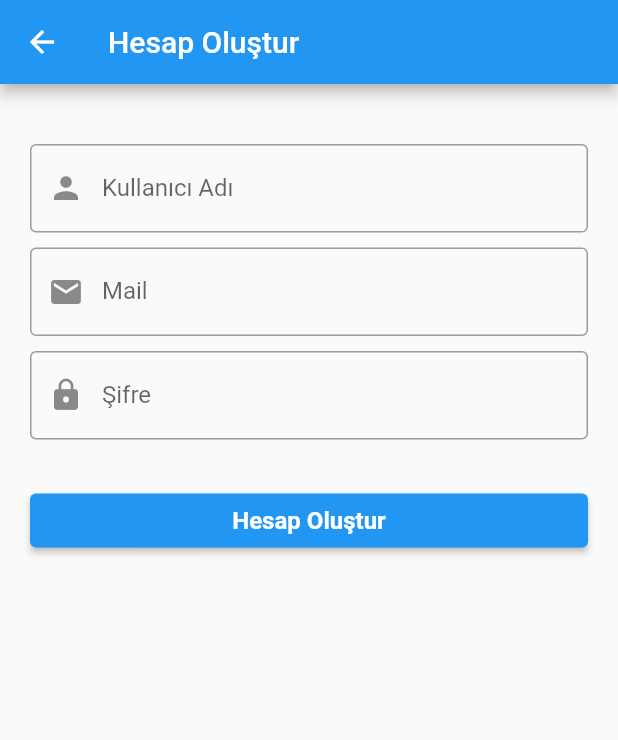
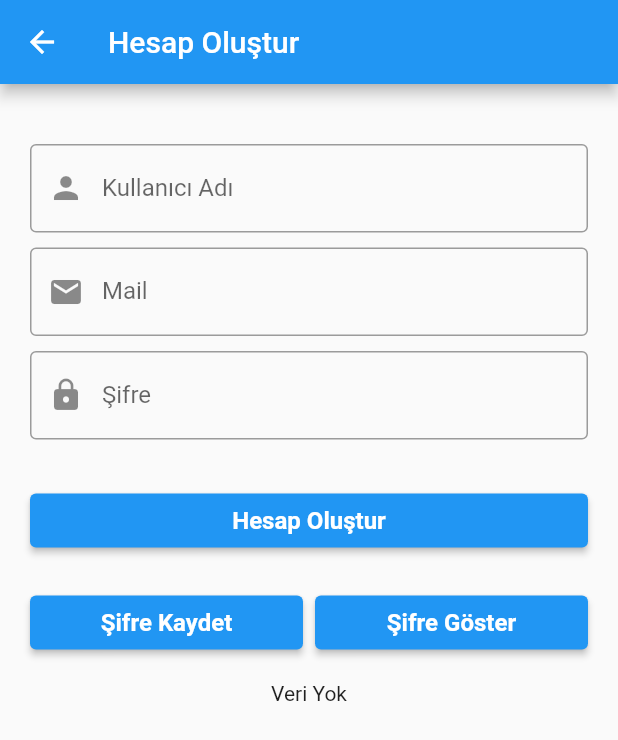
Before and after one commit to ahmetoruc1/3311456_193311041, a Flutter app: the screen it shows after launch, after a tap on "Hesap Oluştur", on a phone screen of 412 x 824 dp. Shown: the top 740 px of the screen. Run offline on Flutter 3.47's test engine with Material 2 defaults, Android fonts, the phone set to English and light mode, and no system bars; our stand-ins replace cloud_firestore, firebase_auth, firebase_core, firebase_storage, google_sign_in, image_picker and 3 more; accounts and stored records are empty.

```diff
--- /dev/null
+++ b/lib/models/Tarif.dart
@@ -0,0 +1,42 @@
+/*class Dog {
+  final int id;
+  final String name;
+  final int age;
+
+  Dog({required this.id, required this.name, required this.age});
+
+  Map<String, dynamic> toMap() {
+    return {
+      'id': id,
+      'name': name,
+      'age': age,
+    };
+  }
+
+  // Implement toString to make it easier to see information about
+  // each dog when using the print statement.
+  @override
+  String toString() {
+    return 'Dog{id: $id, name: $name, age: $age}';
+  }
+}*/
+class Tarif {
+  //final int id;
+  final String tarifname;
+  final String yayinlayanName;
+
+  Tarif( {required this.tarifname,required this.yayinlayanName});
+
+  //Dog({required this.id, required this.name, required this.age});
+
+  Map<String, dynamic> toMap() {
+    return {
+      'tarifname': tarifname,
+      'yayinlayanName': yayinlayanName,
+    };
+  }
+  @override
+  String toString() {
+    return 'Tarif{tarifname: $tarifname, yayinlayanName: $yayinlayanName}';
+  }
+}
--- a/lib/models/kullanici.dart
+++ b/lib/models/kullanici.dart
@@ -1,45 +1,6 @@
 
 import 'package:cloud_firestore/cloud_firestore.dart';
 import 'package:firebase_auth/firebase_auth.dart';
-
-/*class Kullanici {
-  final String id;
-  String? kullaniciAdi;
-  String? fotoUrl;
-  String? email;
-  String? hakkinda;
-
-
-  Kullanici({required this.id,
-    this.kullaniciAdi,
-    this.fotoUrl,
-    this.email,
-    this.hakkinda});
-
-  factory Kullanici.firebasedenUret(User kullanici) {
-    return Kullanici(
-      id: kullanici.uid,
-      kullaniciAdi: kullanici.displayName,
-      fotoUrl: kullanici.photoURL,
-      email: kullanici.email,
-    );
-  }
-
-
-  factory Kullanici.dokumandanUret(DocumentSnapshot doc) {
-
-  return Kullanici(
-    id : doc.id,
-    kullaniciAdi: doc["kullaniciAdi"],
-    email: doc["email"],
-    fotoUrl: doc["fotoUrl"],
-    hakkinda: doc["hakkinda"],
-  );
-  }
-
-
-
-}*/
 
 
 
--- a/lib/pages/girişsayfasi.dart
+++ b/lib/pages/girişsayfasi.dart
@@ -3,6 +3,7 @@
 import 'package:enfes_lezzetler/models/kullanici.dart';
 import 'package:enfes_lezzetler/pages/hesapOlustur.dart';
 import 'package:enfes_lezzetler/pages/sifremiUnuttum.dart';
+import 'package:enfes_lezzetler/pages/uygulamaNedir.dart';
 import 'package:enfes_lezzetler/services/firestoreServisi.dart';
 import 'package:firebase_auth/firebase_auth.dart';
 import 'package:flutter/material.dart';
@@ -173,12 +174,18 @@ class _GirisSayfasiState extends State<GirisSayfasi> {
               ),
             ),
           ),
-          SizedBox(height: 20.0),
+          SizedBox(height: 15.0),
           Center(child: InkWell(
               onTap: (){
                 Navigator.push(context, MaterialPageRoute(builder: (context)=>SifremiUnuttum()));
               },
               child: Text("Şifremi Unuttum"))),
+          SizedBox(height: 10.0),
+          Center(child: InkWell(
+              onTap: (){
+                Navigator.push(context, MaterialPageRoute(builder: (context)=>UygulamaNedir()));
+              },
+              child: Text("Nedir Bu Uygulama ?"))),
 
         ],
       ),
--- a/lib/pages/hesapOlustur.dart
+++ b/lib/pages/hesapOlustur.dart
@@ -1,4 +1,5 @@
 import 'package:enfes_lezzetler/models/kullanici.dart';
+import 'package:enfes_lezzetler/models/path%20provider/file_utils.dart';
 import 'package:enfes_lezzetler/services/firestoreServisi.dart';
 import 'package:enfes_lezzetler/services/yetkilendirmeservisi.dart';
 import 'package:firebase_auth/firebase_auth.dart';
@@ -17,6 +18,8 @@ class _HesapOlusturState extends State<HesapOlustur> {
   final _scaffoldAnahtari=GlobalKey<ScaffoldState>();
   bool yukleniyor=false;
   late String kullaniciAdi,email,sifre;
+  final sifreController =TextEditingController();
+  String fileContents ="Veri Yok";
   @override
   Widget build(BuildContext context) {
     return Scaffold(
@@ -74,6 +77,7 @@ class _HesapOlusturState extends State<HesapOlustur> {
                       ),
                       SizedBox(height: 10.0,),
                       TextFormField(
+                        controller: sifreController,
                         obscureText: true,
                         decoration: InputDecoration(
                             hintText: "Şifrenizi Girin",
@@ -106,6 +110,47 @@ class _HesapOlusturState extends State<HesapOlustur> {
                               ),
                             )),
                       ),
+                      SizedBox(height: 20.0,),
+                      Row(
+                        children: [
+                          Expanded(
+                            child: ElevatedButton(
+                                onPressed: (){
+                                  FileUtils.saveToFile(sifreController.text);
+                                },
+                                child: Text(
+                                  "Şifre Kaydet",
+                                  style: TextStyle(
+                                      fontSize: 16.0,
+                                      fontWeight: FontWeight.bold,
+                                      color: Colors.white
+                                  ),
+                                )),
+                          ),
+                          SizedBox(width: 8.0),
+                          Expanded(
+                            child: ElevatedButton(
+                              onPressed: (){
+                                FileUtils.readFromFile().then((value) {
+                                  setState(() {
+                                    fileContents=value;
+                                  });
+                                });
+                              },
+                              child: Text(
+                                "Şifre Göster",
+                                style: TextStyle(
+                                    fontSize: 16.0,
+                                    fontWeight: FontWeight.bold,
+                                    color: Colors.white
+                                ),
+                              ),
+                            ),
+                          ),
+                        ],
+                      ),
+                      SizedBox(height: 15.0,),
+                      Text(fileContents)
                     ],
                   )),
             )
@@ -115,6 +160,7 @@ class _HesapOlusturState extends State<HesapOlustur> {
   }
 
   void _kullaniciolustur() async {
+
     final _yetkilendirmeServisi = Provider.of<YetkilendirmeServisi>(context, listen: false);
     var _formstate=_formAnahtari.currentState!;
 
@@ -127,7 +173,10 @@ class _HesapOlusturState extends State<HesapOlustur> {
       try{
         Kullanici? kullanici=await _yetkilendirmeServisi.mailileKayit(email, sifre);
         if(kullanici!=null){
+
+
           FirestoreServisi().kullaniciOlustur(id: kullanici.id,email: email,kullaniciAdi: kullaniciAdi);
+
         }
         Navigator.pop(context);
       }on FirebaseAuthException catch(hata){
@@ -137,10 +186,10 @@ class _HesapOlusturState extends State<HesapOlustur> {
         uyariGoster(hataKodu: hata.code);
 
       }
-
+    }
 
   }
-  }
+
   uyariGoster({hataKodu}) {
     late  String hataMesaji;
 
--- a/pubspec.yaml
+++ b/pubspec.yaml
@@ -39,6 +39,10 @@ dependencies:
   cupertino_icons: ^1.0.2
   cloud_firestore: ^4.7.1
   firebase_auth: ^4.6.2
+  path_provider: ^2.0.15
+  open_filex: ^4.3.2
+  sqflite:
+  path:
   provider: ^6.0.5
   google_sign_in: ^6.1.4
   image_picker: ^0.8.8
```
Also changed, not shown: lib/models/path provider/file_utils.dart (added, +32 -0 lines), lib/pages/akis.dart (+9 -0 lines), lib/pages/tarifEkle.dart (added, +176 -0 lines), lib/pages/tarifListesi.dart (added, +86 -0 lines), lib/pages/uygulamaNedir.dart (added, +98 -0 lines), lib/services/tarif_utils.dart (added, +81 -0 lines), pubspec.lock, 1 other file. Lines whose indentation alone changed are shown as unchanged.
